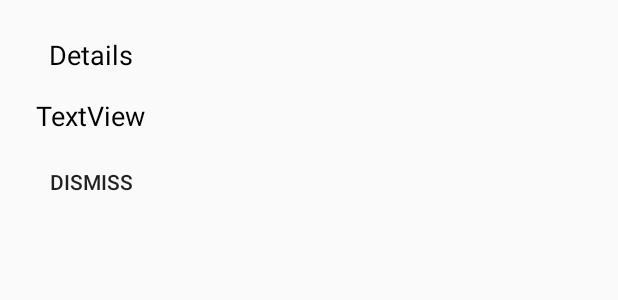
After one commit to DxExWxExY/MySSH, an Android app: the layout file_details_dialog.xml on its own in the app's theme, with its tools: preview values and no code run, on a phone screen of 412 x 824 dp. The commit adds this screen. Shown: the top 300 px of the screen. Run offline under Robolectric (Android 15) with nearby library versions, the phone set to English and light mode, and no system bars.

Commit message:
Added File Details Dialog

```diff
--- a/app/src/main/res/layout/client_item_view.xml
+++ b/app/src/main/res/layout/client_item_view.xml
@@ -10,7 +10,7 @@
     android:layout_marginRight="10dp"
     android:layout_marginBottom="5dp"
     android:background="@drawable/item_bg"
-    android:elevation="10dp">
+    android:elevation="5dp">
 
     <TextView
         android:id="@+id/user_host_info"
@@ -21,7 +21,7 @@
         android:layout_marginBottom="24dp"
         android:text="@string/u_h"
         android:textColor="@android:color/black"
-        android:textSize="18sp"
+        android:textSize="16sp"
         app:layout_constraintBottom_toBottomOf="parent"
         app:layout_constraintStart_toStartOf="parent"
         app:layout_constraintTop_toTopOf="parent" />
--- /dev/null
+++ b/app/src/main/res/layout/file_details_dialog.xml
@@ -0,0 +1,49 @@
+<?xml version="1.0" encoding="utf-8"?>
+<android.support.constraint.ConstraintLayout xmlns:android="http://schemas.android.com/apk/res/android"
+    xmlns:app="http://schemas.android.com/apk/res-auto"
+    xmlns:tools="http://schemas.android.com/tools"
+    android:layout_width="wrap_content"
+    android:layout_height="wrap_content">
+
+    <TextView
+        android:id="@+id/textView"
+        android:layout_width="wrap_content"
+        android:layout_height="wrap_content"
+        android:layout_marginStart="24dp"
+        android:layout_marginTop="24dp"
+        android:layout_marginEnd="24dp"
+        android:text="@string/details"
+        android:textColor="@android:color/black"
+        android:textSize="18sp"
+        app:layout_constraintEnd_toEndOf="parent"
+        app:layout_constraintStart_toStartOf="parent"
+        app:layout_constraintTop_toTopOf="parent" />
+
+    <TextView
+        android:id="@+id/file_dialog_deltails"
+        android:layout_width="wrap_content"
+        android:layout_height="wrap_content"
+        android:layout_marginStart="24dp"
+        android:layout_marginTop="16dp"
+        android:layout_marginEnd="24dp"
+        android:text="TextView"
+        android:textColor="@android:color/black"
+        android:textSize="18sp"
+        app:layout_constraintEnd_toEndOf="parent"
+        app:layout_constraintHorizontal_bias="0.498"
+        app:layout_constraintStart_toStartOf="parent"
+        app:layout_constraintTop_toBottomOf="@+id/textView" />
+
+    <Button
+        android:id="@+id/file_dialog_dismiss"
+        android:layout_width="wrap_content"
+        android:layout_height="wrap_content"
+        android:layout_marginTop="8dp"
+        android:layout_marginBottom="8dp"
+        android:background="@android:color/transparent"
+        android:text="Dismiss"
+        app:layout_constraintBottom_toBottomOf="parent"
+        app:layout_constraintEnd_toEndOf="@+id/file_dialog_deltails"
+        app:layout_constraintStart_toStartOf="@+id/file_dialog_deltails"
+        app:layout_constraintTop_toBottomOf="@+id/file_dialog_deltails" />
+</android.support.constraint.ConstraintLayout>
--- a/app/src/main/res/values/strings.xml
+++ b/app/src/main/res/values/strings.xml
@@ -11,7 +11,7 @@
     <string name="default_port">22</string>
     <string name="edit_item">Edit</string>
     <string name="delete_item">Delete</string>
-    <string name="u_h">u@h</string>
+    <string name="u_h">u@handler</string>
     <string name="menu">⋮</string>
     <string name="delete_all">Delete All</string>
     <string name="edit_client">Edit Client</string>
@@ -19,4 +19,7 @@
     <string name="connecting">Connecting...</string>
     <string name="info">info</string>
     <string name="files">Files</string>
+    <string name="details">Details</string>
+    <string name="rename">Rename</string>
+    <string name="delete">Delete</string>
 </resources>
```
Also changed, not shown: app/src/main/java/com/dxexwxexy/myssh/Activities/FilesViewer.java (+50 -3 lines), app/src/main/java/com/dxexwxexy/myssh/Networking/SFTP.java (+21 -22 lines), app/src/main/res/layout/file_item_view.xml (+19 -9 lines), app/src/main/res/menu/file_item_menu.xml (added, +14 -0 lines), app/src/main/res/drawable-hdpi/ic_file.png (added), app/src/main/res/drawable-hdpi/ic_folder.png (added), app/src/main/res/drawable-mdpi/ic_file.png (added), app/src/main/res/drawable-mdpi/ic_folder.png (added), app/src/main/res/drawable-xhdpi/ic_file.png (added), app/src/main/res/drawable-xhdpi/ic_folder.png (added), app/src/main/res/drawable-xxhdpi/ic_file.png (added), app/src/main/res/drawable-xxhdpi/ic_folder.png (added), app/src/main/res/drawable-xxxhdpi/ic_file.png (added), app/src/main/res/drawable-xxxhdpi/ic_folder.png (added).
